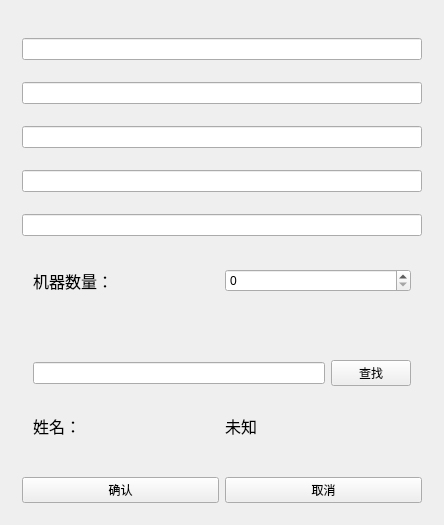
This is ComputersManager/create_room_window.ui in Time-Zero/ComputersManager as Qt 5 draws it before an edit. The edited form follows.
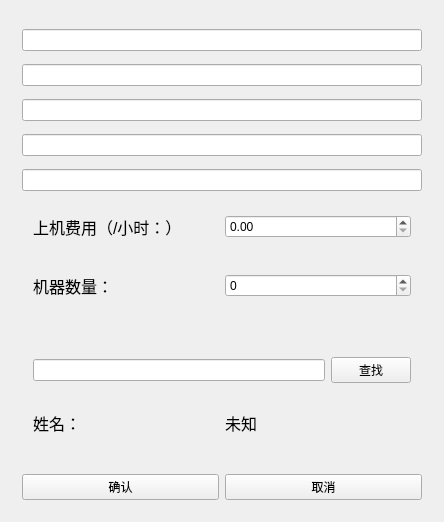
This is the edited form.

Commit message: 添加了机房费用设置

Diff of the .ui file:
```diff
--- a/ComputersManager/create_room_window.ui
+++ b/ComputersManager/create_room_window.ui
@@ -7,7 +7,7 @@
     <x>0</x>
     <y>0</y>
     <width>444</width>
-    <height>525</height>
+    <height>522</height>
    </rect>
   </property>
   <property name="sizePolicy">
@@ -38,6 +38,37 @@
       <item>
        <widget class="QLineEdit" name="lineEdit_gpu"/>
       </item>
+      <item>
+       <widget class="QWidget" name="widget_fees" native="true">
+        <property name="sizePolicy">
+         <sizepolicy hsizetype="Preferred" vsizetype="Fixed">
+          <horstretch>0</horstretch>
+          <verstretch>0</verstretch>
+         </sizepolicy>
+        </property>
+        <layout class="QHBoxLayout" name="horizontalLayout_5">
+         <item>
+          <widget class="QLabel" name="label_2">
+           <property name="font">
+            <font>
+             <pointsize>12</pointsize>
+            </font>
+           </property>
+           <property name="text">
+            <string>上机费用（/小时：）</string>
+           </property>
+          </widget>
+         </item>
+         <item>
+          <widget class="QDoubleSpinBox" name="doubleSpinBox_fees">
+           <property name="maximum">
+            <double>65535.000000000000000</double>
+           </property>
+          </widget>
+         </item>
+        </layout>
+       </widget>
+      </item>
       <item>
        <widget class="QWidget" name="widget_machine_num" native="true">
         <property name="sizePolicy">
```
The commit also changes 14 other files.
